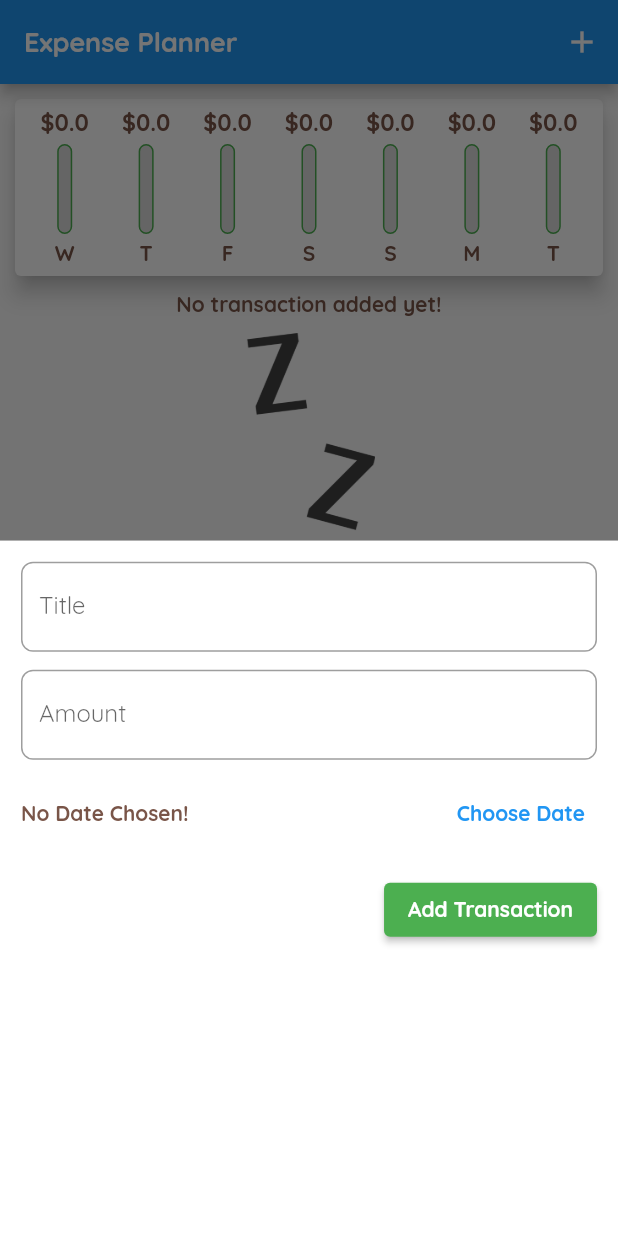
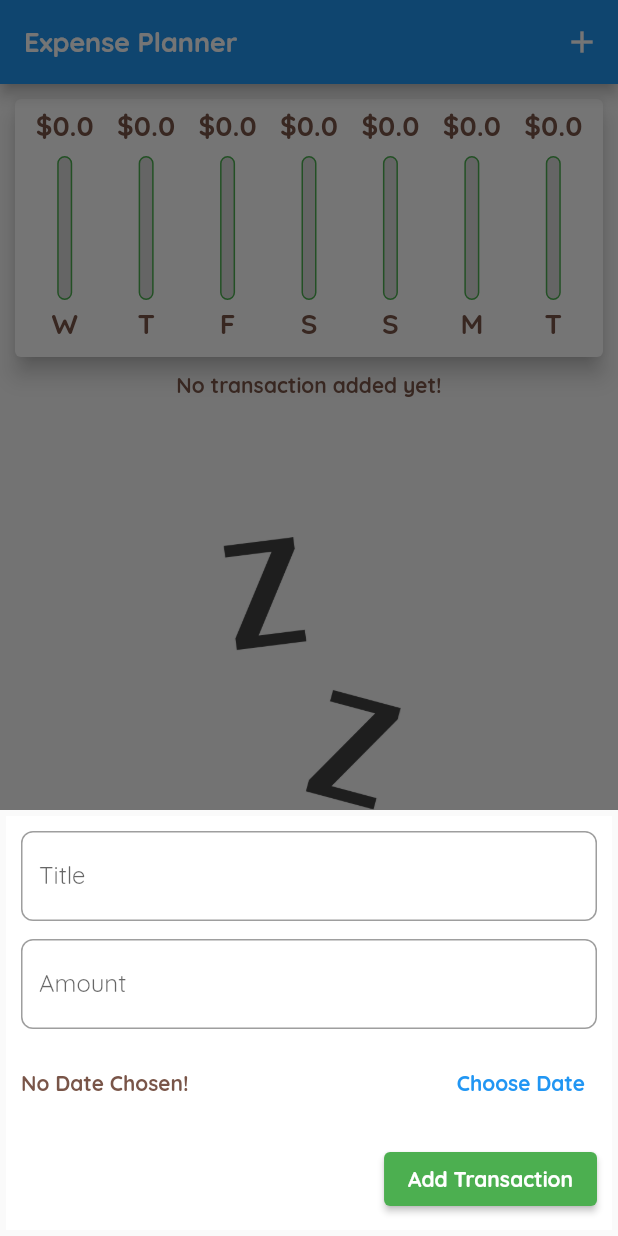
Before and after one commit to Ayesha17/expense_planner, a Flutter app: the screen it shows after launch, after a tap on the "add" icon, on a phone screen of 412 x 824 dp. Run offline on Flutter 3.47's test engine with Material 2 defaults, Android fonts, the phone set to English and light mode, and no system bars.

Commit message:
cupertino style

```diff
--- a/lib/main.dart
+++ b/lib/main.dart
@@ -1,11 +1,16 @@
+import 'dart:io';
+
 import 'package:expense_planner/widgets/chart.dart';
+import 'package:expense_planner/widgets/new_transaction.dart';
 import 'package:expense_planner/widgets/transaction_list.dart';
+import 'package:flutter/cupertino.dart';
 import 'package:flutter/material.dart';
-import 'package:expense_planner/widgets/new_transaction.dart';
 
 import 'models/transaction.dart';
 
 void main() {
+  // SystemChrome.setPreferredOrientations(
+  //     [DeviceOrientation.portraitUp, DeviceOrientation.portraitUp]);
   runApp(MyApp());
 }
 
@@ -71,6 +76,7 @@ class MyHomePage extends StatefulWidget {
 }
 
 class _MyHomePageState extends State<MyHomePage> {
+  bool _change = false;
   final List<Transaction> _usertransaction = [
     // Transaction(
     //     id: 't1', title: 'New Shoes', amount: 69.98, date: DateTime.now()),
@@ -94,8 +100,8 @@ class _MyHomePageState extends State<MyHomePage> {
     });
   }
 
-  void _addNewTransaction(
-      String txTitle, double txAmount, DateTime pickedDate) {
+  void _addNewTransaction(String txTitle, double txAmount,
+      DateTime pickedDate) {
     final newTx = Transaction(
         id: DateTime.now().toString(),
         title: txTitle,
@@ -119,16 +125,25 @@ class _MyHomePageState extends State<MyHomePage> {
 
   @override
   Widget build(BuildContext context) {
-    // This method is rerun every time setState is called, for instance as done
-    // by the _incrementCounter method above.
-    //
-    // The Flutter framework has been optimized to make rerunning build methods
-    // fast, so that you can just rebuild anything that needs updating rather
-    // than having to individually change instances of widgets.
-    return Scaffold(
-      resizeToAvoidBottomInset: false,
-      //new line
-      appBar: AppBar(
+    final isLandscape =
+        MediaQuery
+            .of(context)
+            .orientation == Orientation.landscape;
+    final chartHeight = isLandscape ? 0.5 : 0.25;
+    //dynamic is used for understanding of dart about the preferredsize class for both ios and android
+    final dynamic appBar = Platform.isIOS
+        ? CupertinoNavigationBar(
+      middle: Text(widget.title),
+      trailing:Row(
+        mainAxisSize: MainAxisSize.min,
+        children: [
+        GestureDetector(
+          child:  const Icon(CupertinoIcons.add),
+          onTap: () => _startAddNewTransaction(context),
+        )
+      ],),
+    )
+        : AppBar(
       actions: [
         IconButton(
             onPressed: () => _startAddNewTransaction(context),
@@ -137,8 +152,34 @@ class _MyHomePageState extends State<MyHomePage> {
       // Here we take the value from the MyHomePage object that was created by
       // the App.build method, and use it to set our appbar title.
       title: Text(widget.title),
-      ),
-      body: SingleChildScrollView(
+    );
+
+    final listWidget = Container(
+        height: (MediaQuery
+            .of(context)
+            .size
+            .height -
+            appBar.preferredSize.height -
+            MediaQuery
+                .of(context)
+                .padding
+                .top) *
+            0.6,
+        child: TransactionList(_usertransaction, _deleteItem));
+    final charWidget = Container(
+        width: double.infinity,
+        height: (MediaQuery
+            .of(context)
+            .size
+            .height -
+            appBar.preferredSize.height -
+            MediaQuery
+                .of(context)
+                .padding
+                .top) *
+            chartHeight,
+        child: Chart(_usertransaction));
+    final pageBody = SafeArea(child: SingleChildScrollView(
         child: Column(
           // Column is also a layout widget. It takes a list of children and
           // arranges them vertically. By default, it sizes itself to fit its
@@ -156,12 +197,47 @@ class _MyHomePageState extends State<MyHomePage> {
           // horizontal).
           crossAxisAlignment: CrossAxisAlignment.stretch,
           children: <Widget>[
-          Container(width: double.infinity, child: Chart(_usertransaction)),
-          TransactionList(_usertransaction,_deleteItem),
+            if (isLandscape)
+              Row(mainAxisAlignment: MainAxisAlignment.center, children: [
+                Text('Show Chart',style: Theme.of(context).textTheme.titleMedium,),
+                Switch.adaptive(
+                    activeColor: Theme
+                        .of(context)
+                        .colorScheme
+                        .secondary,
+                    value: _change,
+                    onChanged: (bool value) {
+                      setState(() {
+                        _change = value;
+                      });
+                    })
+              ]),
+            if (!isLandscape) charWidget,
+            if (!isLandscape) listWidget,
+            if (isLandscape) _change ? charWidget : listWidget
           ],
-      )),
-      floatingActionButtonLocation: FloatingActionButtonLocation.centerFloat,
-      floatingActionButton: FloatingActionButton(
+        )));
+    // This method is rerun every time setState is called, for instance as done
+    // by the _incrementCounter method above.
+    //
+    // The Flutter framework has been optimized to make rerunning build methods
+    // fast, so that you can just rebuild anything that needs updating rather
+    // than having to individually change instances of widgets.
+    return Platform.isIOS
+        ? CupertinoPageScaffold(
+      child: pageBody,
+      navigationBar: appBar,
+    )
+        : Scaffold(
+      resizeToAvoidBottomInset: false,
+      //new line
+      appBar: appBar,
+      body: pageBody,
+      floatingActionButtonLocation:
+      FloatingActionButtonLocation.centerFloat,
+      floatingActionButton: Platform.isIOS
+          ? Container()
+          : FloatingActionButton(
         onPressed: () => _startAddNewTransaction(context),
         child: Icon(Icons.add),
       ),
--- /dev/null
+++ b/lib/widgets/adaptive_button.dart
@@ -0,0 +1,27 @@
+import 'package:flutter/cupertino.dart';
+import 'package:flutter/material.dart';
+import 'dart:io';
+
+class AdaptiveButton extends StatelessWidget {
+  final String text;
+  final Function() handler;
+
+  AdaptiveButton(this.text, this.handler);
+
+  @override
+  Widget build(BuildContext context) {
+    return Platform.isIOS
+        ? CupertinoButton(
+            child: Text(
+              this.text,
+              style: TextStyle(fontWeight: FontWeight.bold),
+            ),
+            onPressed: handler)
+        : TextButton(
+            onPressed: handler,
+            child: Text(
+              text,
+              style: TextStyle(fontWeight: FontWeight.bold),
+            ));
+  }
+}
--- a/lib/widgets/chart.dart
+++ b/lib/widgets/chart.dart
@@ -37,12 +37,12 @@ class Chart extends StatelessWidget {
   @override
   Widget build(BuildContext context) {
     // print('test $groupedTransactionValues $maxSpending');
-    return Card(
+    return  Card(
             elevation: 6,
             margin: EdgeInsets.all(10),
             child: Padding(
               padding: EdgeInsets.all(6.0),
-        child:  Row(
+              child: Row(
                   mainAxisAlignment: MainAxisAlignment.spaceAround,
                   children: groupedTransactionValues.map((data) {
                     return Expanded(
--- a/lib/widgets/chart_bar.dart
+++ b/lib/widgets/chart_bar.dart
@@ -11,18 +11,19 @@ class ChartBar extends StatelessWidget {
 
   @override
   Widget build(BuildContext context) {
+    return LayoutBuilder(builder: (ctx, constraints) {
       return Column(
         children: [
           Container(
-            height: 20,
+              height: constraints.maxHeight * 0.15,
               child: FittedBox(
                 child: Text('\$${spendingAmount}'),
               )),
           SizedBox(
-          height: 4,
+            height: constraints.maxHeight * 0.05,
           ),
           Container(
-          height: 60,
+            height: constraints.maxHeight * 0.6,
             width: 10,
             child: Stack(
               children: [
@@ -46,8 +47,11 @@ class ChartBar extends StatelessWidget {
           SizedBox(
             height: 4,
           ),
-        Text(label)
+          Container(
+              height: constraints.maxHeight * 0.15,
+              child: FittedBox(child: Text(label)))
         ],
       );
+    });
   }
 }
--- a/lib/widgets/new_transaction.dart
+++ b/lib/widgets/new_transaction.dart
@@ -1,5 +1,9 @@
+import 'package:flutter/cupertino.dart';
 import 'package:flutter/material.dart';
 import 'package:intl/intl.dart';
+import 'dart:io';
+
+import 'adaptive_button.dart';
 
 class NewTransaction extends StatefulWidget {
   @override
@@ -15,14 +19,13 @@ class _NewTransactionState extends State<NewTransaction> {
   final _amountController = TextEditingController();
 
   void _submitData() {
-    if(_amountController.text.isEmpty)
-      return;
+    if (_amountController.text.isEmpty) return;
     var title = _titleController.text;
     var amount = double.parse(_amountController.text);
-    if (title.isEmpty || amount <= 0 || _pickedDate== null) {
+    if (title.isEmpty || amount <= 0 || _pickedDate == null) {
       return;
     }
-    widget.addNewTransaction(title, amount,_pickedDate);
+    widget.addNewTransaction(title, amount, _pickedDate);
     Navigator.of(context).pop();
   }
 
@@ -44,11 +47,16 @@ class _NewTransactionState extends State<NewTransaction> {
 
   @override
   Widget build(BuildContext context) {
-    return Container(
-        color: Colors.white,
-        padding: const EdgeInsets.all(10),
+    return SingleChildScrollView(
         child: Card(
             elevation: 0,
+            child: Container(
+              color: Colors.white,
+              padding: EdgeInsets.only(
+                  top: 10,
+                  left: 10,
+                  right: 10,
+                  bottom: MediaQuery.of(context).viewInsets.bottom + 10),
               child: Column(
                 crossAxisAlignment: CrossAxisAlignment.end,
                 children: [
@@ -68,7 +76,8 @@ class _NewTransactionState extends State<NewTransaction> {
                         decoration: const InputDecoration(
                           label: Text('Amount'),
                           border: OutlineInputBorder(
-                          borderRadius: BorderRadius.all(Radius.circular(8))),
+                              borderRadius:
+                                  BorderRadius.all(Radius.circular(8))),
                         ),
                         keyboardType: TextInputType.number,
                         controller: _amountController,
@@ -82,12 +91,7 @@ class _NewTransactionState extends State<NewTransaction> {
                           child: Text(_pickedDate == null
                               ? 'No Date Chosen!'
                               : 'Picked Date : ${DateFormat.yMd().format(_pickedDate)}')),
-                  TextButton(
-                      onPressed: _presentDatePicker,
-                      child: const Text(
-                        'Choose Date',
-                        style: TextStyle(fontWeight: FontWeight.bold),
-                      ))
+                      AdaptiveButton('Choose Date', _presentDatePicker)
                     ],
                   ),
                   Padding(
@@ -103,6 +107,6 @@ class _NewTransactionState extends State<NewTransaction> {
                               style: TextStyle(fontWeight: FontWeight.bold))))
                 ],
               ),
-        ));
+            )));
   }
 }
--- a/lib/widgets/transaction_list.dart
+++ b/lib/widgets/transaction_list.dart
@@ -6,37 +6,41 @@ class TransactionList extends StatelessWidget {
   final List<Transaction> _usertransaction;
   final Function _deleteItem;
 
-  TransactionList(this._usertransaction,this._deleteItem);
+  TransactionList(this._usertransaction, this._deleteItem);
 
   @override
   Widget build(BuildContext context) {
-    return Container(
-        width: double.infinity,
-        height: 450,
-        child: _usertransaction.isEmpty
-            ? Column(
+    final mediaQuery=MediaQuery.of(context);
+    final curScaleFactor =mediaQuery.textScaleFactor;
+    return _usertransaction.isEmpty
+        ? LayoutBuilder(builder: (context, constraints) {
+      return Column(
         children: [
           Text(
             'No transaction added yet!',
-                    style: Theme.of(context).textTheme.bodyText2,
-                  ),
-                  const SizedBox(
-                    height: 10,
+            style: Theme
+                .of(context)
+                .textTheme
+                .bodyText2,
           ),
           SizedBox(
-                      height: 200,
+            height: constraints.maxHeight * 0.2,
+          ),
+          SizedBox(
+              height: constraints.maxHeight * 0.6,
               child: Image.asset(
                 'assets/images/waiting.png',
                 fit: BoxFit.cover,
               ))
         ],
-              )
+      );
+    })
         : ListView.builder(
       itemBuilder: (ctx, index) {
         return Card(
             elevation: 5,
-                      margin: const EdgeInsets.symmetric(
-                          vertical: 8, horizontal: 5),
+            margin:
+            const EdgeInsets.symmetric(vertical: 8, horizontal: 5),
             child: ListTile(
               leading: CircleAvatar(
                 radius: 30,
@@ -45,24 +49,39 @@ class TransactionList extends StatelessWidget {
                   child: FittedBox(
                     child: Text(
                       "\$${_usertransaction[index].amount.toStringAsFixed(2)}",
-                                style: const TextStyle(fontSize: 16),
+                      style: TextStyle(fontSize: (16 * curScaleFactor)),
                     ),
                   ),
                 ),
               ),
               title: Text(
                 _usertransaction[index].title,
-                          style: Theme.of(context).textTheme.bodyText2,
+                style: Theme
+                    .of(context)
+                    .textTheme
+                    .bodyText2,
               ),
               subtitle: Text(
                   DateFormat.yMMMMd()
                       .format(_usertransaction[index].date),
-                            style: const TextStyle(
-                                fontSize: 12, color: Colors.grey)),
-                        trailing: IconButton(
+                  style:
+                  const TextStyle(fontSize: 12, color: Colors.grey)),
+              trailing: mediaQuery
+                  .size
+                  .width > 460
+                  ? TextButton.icon(
+                  onPressed: () {
+                    _deleteItem(_usertransaction[index].id);
+                  },
                   icon: Icon(Icons.delete),
-                          color: Theme.of(context).errorColor,
-                          onPressed: ()=>_deleteItem(_usertransaction[index].id),
+                  label: Text('Delete'))
+                  : IconButton(
+                icon: Icon(Icons.delete),
+                color: Theme
+                    .of(context)
+                    .errorColor,
+                onPressed: () =>
+                    _deleteItem(_usertransaction[index].id),
               ),
             ));
         // Card(
@@ -107,6 +126,6 @@ class TransactionList extends StatelessWidget {
         //   ));
       },
       itemCount: _usertransaction.length,
-              ));
+    );
   }
 }
```
Lines whose indentation alone changed are shown as unchanged.
